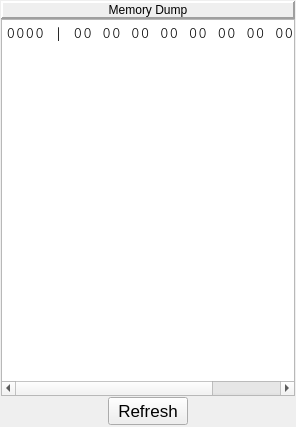
This is memorydumppane.ui in WarlockD/pep8-1 as Qt 5 draws it before an edit. The edited form follows.
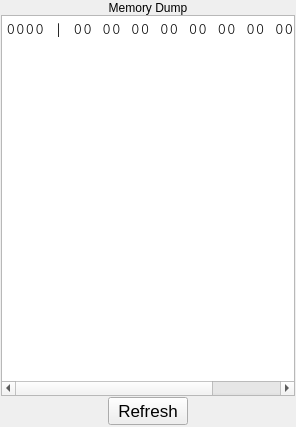
This is the edited form.

Commit message:
Highlighting works now! I changed the look and feel of the app a little bit (labels are no longer in raised panels) to see how it would look, and I think it's rather aesthetic.
Anyhow, see how you like it, we can always change it back.

Also changed the font size of the memory dump pane to be smaller.

One thing I noticed about the memory dump pane is that we ought to save
the position of the scroll bar, and make it so it doesn't go to the top
after a refresh.

What changed in the file:
```diff
--- a/memorydumppane.ui
+++ b/memorydumppane.ui
@@ -42,14 +42,78 @@
          <verstretch>0</verstretch>
         </sizepolicy>
        </property>
+       <property name="palette">
+        <palette>
+         <active>
+          <colorrole role="Base">
+           <brush brushstyle="SolidPattern">
+            <color alpha="255">
+             <red>255</red>
+             <green>255</green>
+             <blue>255</blue>
+            </color>
+           </brush>
+          </colorrole>
+          <colorrole role="Window">
+           <brush brushstyle="SolidPattern">
+            <color alpha="255">
+             <red>104</red>
+             <green>173</green>
+             <blue>245</blue>
+            </color>
+           </brush>
+          </colorrole>
+         </active>
+         <inactive>
+          <colorrole role="Base">
+           <brush brushstyle="SolidPattern">
+            <color alpha="255">
+             <red>255</red>
+             <green>255</green>
+             <blue>255</blue>
+            </color>
+           </brush>
+          </colorrole>
+          <colorrole role="Window">
+           <brush brushstyle="SolidPattern">
+            <color alpha="255">
+             <red>104</red>
+             <green>173</green>
+             <blue>245</blue>
+            </color>
+           </brush>
+          </colorrole>
+         </inactive>
+         <disabled>
+          <colorrole role="Base">
+           <brush brushstyle="SolidPattern">
+            <color alpha="255">
+             <red>104</red>
+             <green>173</green>
+             <blue>245</blue>
+            </color>
+           </brush>
+          </colorrole>
+          <colorrole role="Window">
+           <brush brushstyle="SolidPattern">
+            <color alpha="255">
+             <red>104</red>
+             <green>173</green>
+             <blue>245</blue>
+            </color>
+           </brush>
+          </colorrole>
+         </disabled>
+        </palette>
+       </property>
        <property name="frameShape">
         <enum>QFrame::Panel</enum>
        </property>
        <property name="frameShadow">
-        <enum>QFrame::Raised</enum>
+        <enum>QFrame::Plain</enum>
        </property>
        <property name="lineWidth">
-        <number>2</number>
+        <number>0</number>
        </property>
        <property name="text">
         <string>Memory Dump</string>
@@ -64,7 +128,7 @@
        <property name="font">
         <font>
          <family>Courier</family>
-         <pointsize>12</pointsize>
+         <pointsize>11</pointsize>
         </font>
        </property>
        <property name="horizontalScrollBarPolicy">
@@ -77,9 +141,9 @@
         <string>&lt;!DOCTYPE HTML PUBLIC &quot;-//W3C//DTD HTML 4.0//EN&quot; &quot;http://www.w3.org/TR/REC-html40/strict.dtd&quot;&gt;
 &lt;html&gt;&lt;head&gt;&lt;meta name=&quot;qrichtext&quot; content=&quot;1&quot; /&gt;&lt;style type=&quot;text/css&quot;&gt;
 p, li { white-space: pre-wrap; }
-&lt;/style&gt;&lt;/head&gt;&lt;body style=&quot; font-family:'Courier'; font-size:12pt; font-weight:400; font-style:normal;&quot;&gt;
-&lt;p style=&quot; margin-top:0px; margin-bottom:0px; margin-left:0px; margin-right:0px; -qt-block-indent:0; text-indent:0px;&quot;&gt;0000 | 00 00 00 00 00 00 00 00 |........&lt;/p&gt;
-&lt;p style=&quot;-qt-paragraph-type:empty; margin-top:0px; margin-bottom:0px; margin-left:0px; margin-right:0px; -qt-block-indent:0; text-indent:0px;&quot;&gt;&lt;/p&gt;&lt;/body&gt;&lt;/html&gt;</string>
+&lt;/style&gt;&lt;/head&gt;&lt;body style=&quot; font-family:'Courier'; font-size:11pt; font-weight:400; font-style:normal;&quot;&gt;
+&lt;p style=&quot; margin-top:0px; margin-bottom:0px; margin-left:0px; margin-right:0px; -qt-block-indent:0; text-indent:0px;&quot;&gt;&lt;span style=&quot; font-size:12pt;&quot;&gt;0000 | 00 00 00 00 00 00 00 00 |........&lt;/span&gt;&lt;/p&gt;
+&lt;p style=&quot;-qt-paragraph-type:empty; margin-top:0px; margin-bottom:0px; margin-left:0px; margin-right:0px; -qt-block-indent:0; text-indent:0px; font-size:12pt;&quot;&gt;&lt;/p&gt;&lt;/body&gt;&lt;/html&gt;</string>
        </property>
        <property name="textInteractionFlags">
         <set>Qt::TextSelectableByKeyboard|Qt::TextSelectableByMouse</set>
```
The commit also changes 31 other files.
